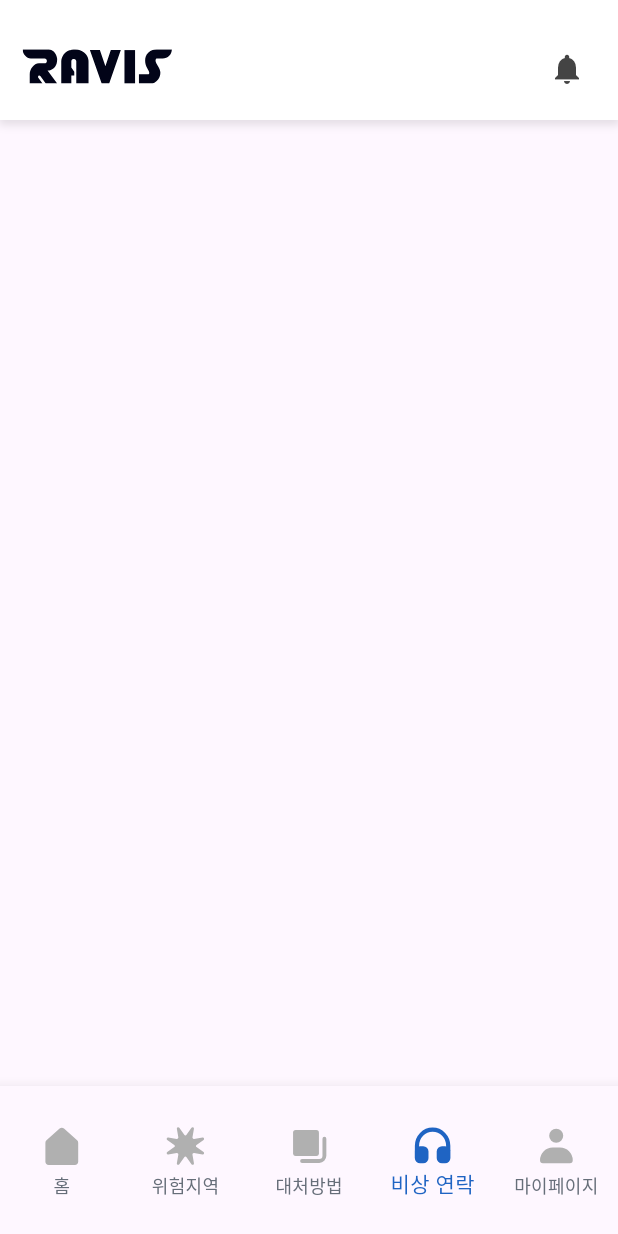
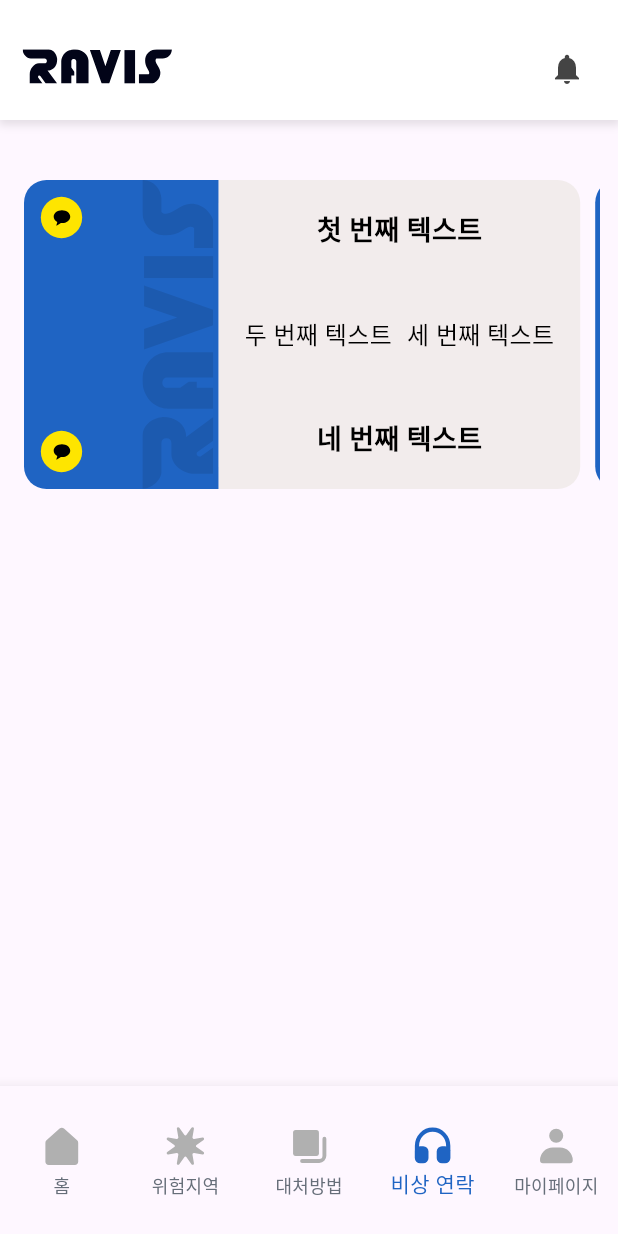
Before and after one commit to mxcoogi/Ravis, a Flutter app: the MainScreen screen opened directly, item 4 of the bottom bar chosen, on a phone screen of 412 x 824 dp. Run offline on Flutter 3.47's test engine with Material 3 defaults, Android fonts, the phone set to English and light mode, and no system bars; our stand-ins replace flutter_svg, google_maps_flutter.

```diff
--- a/lib/screen/screen_main.dart
+++ b/lib/screen/screen_main.dart
@@ -6,7 +6,7 @@ import 'package:ravis/screen/screen_contact.dart'; // ContactScreen
 import 'package:ravis/screen/screen_myinfo.dart'; // MyInfoScreen
 import 'package:ravis/widget/wiget_bottombar.dart'; // CustomBottomNavBar
 import 'package:ravis/widget/widget_appbar.dart';
-
+import 'package:ravis/widget/example.dart';
 
 class MainScreen extends StatefulWidget {
   @override
@@ -21,7 +21,7 @@ class _MainScreenState extends State<MainScreen> {
     HomeScreen(), // 홈 화면
     DangerScreen(), // 위험지역 화면
     CopingScreen(), // 대처 방법 화면
-    ContactScreen(), // 비상 연락 화면
+    HomeScreen2(), // 비상 연락 화면
     MyInfoScreen(), // 마이페이지 화면
   ];
 
--- /dev/null
+++ b/lib/widget/example.dart
@@ -0,0 +1,258 @@
+import 'package:flutter/material.dart';
+import 'package:flutter_svg/flutter_svg.dart';
+
+class HomeScreen2 extends StatefulWidget {
+  @override
+  State<HomeScreen2> createState() => _HomeScreen2State();
+}
+
+class _HomeScreen2State extends State<HomeScreen2> {
+  @override
+  Widget build(BuildContext context) {
+    // 미디어 쿼리를 사용해 화면 크기 가져오기
+    double screenWidth = MediaQuery.of(context).size.width;
+    double screenHeight = MediaQuery.of(context).size.height;
+
+    return Scaffold(
+      body: Padding(
+        padding: EdgeInsets.only(top: 30.0, left: 16.0, right: 12.0), // 위쪽, 좌측, 우측에 패딩을 추가
+        child: SingleChildScrollView( // 전체 화면을 스크롤 가능하게 만듬
+          child: Column(
+            crossAxisAlignment: CrossAxisAlignment.center, // 위젯들이 화면 중앙에 정렬되도록 설정
+            children: [
+              // 첫 번째 TravelTicket 위젯
+              SingleChildScrollView(  // Row를 감싸는 가로 스크롤 뷰
+                scrollDirection: Axis.horizontal,  // 가로 스크롤을 활성화
+                child: Row(
+                  mainAxisAlignment: MainAxisAlignment.start,  // 위젯들이 왼쪽 정렬
+                  children: [
+                    // 첫 번째 Review 위젯
+                    Padding(
+                      padding: const EdgeInsets.only(right: 10.0), // 오른쪽에 간격을 추가
+                      child: TravelTicket(width: screenWidth * 0.9, height: screenHeight * 0.25),
+                    ),
+                    Padding(
+                      padding: const EdgeInsets.only(right: 10.0), // 오른쪽에 간격을 추가
+                      child: TravelTicket(width: screenWidth * 0.9, height: screenHeight * 0.25),
+                    )
+                  ],
+                ),
+              ),
+              // 추가적인 위젯들
+
+
+            ],
+          ),
+        ),
+      ),
+    );
+  }
+}
+
+
+class TravelTicket extends StatefulWidget {
+  final double width; // 너비
+  final double height; // 높이
+
+  const TravelTicket({
+    super.key,
+    required this.width,
+    required this.height,
+  });
+
+  @override
+  State<TravelTicket> createState() => _TravelTicketState();
+}
+
+class _TravelTicketState extends State<TravelTicket> {
+  double leftPosition = 0.0; // Initialize to 0.0 or another default value
+  double rightPosition = 0.0; // 오른쪽 영역의 위치
+  bool isVisible = true;
+
+
+  @override
+  void initState() {
+    super.initState();
+    // Initialize leftPosition in initState
+    leftPosition = widget.width * 0.65; // Now you can safely access widget.width
+    rightPosition = widget.width * 0.35;
+  }
+
+  // 슬라이드 토글 함수
+  void _toggleSlide() {
+    setState(() {
+      if (isVisible == false) {
+        // 왼쪽 영역을 오른쪽으로 슬라이드
+        leftPosition = widget.width * 0.65;
+        rightPosition = widget.width * 0.35;
+        isVisible = true;
+      } else {
+        // 왼쪽 영역을 원위치로
+        leftPosition = widget.width * 0.01;
+        rightPosition = widget.width * 0.99;
+        isVisible = false;
+      }
+    });
+  }
+
+  @override
+  Widget build(BuildContext context) {
+    return Container(
+      width: widget.width, // 화면 비율에 맞는 너비
+      height: widget.height, // 화면 비율에 맞는 높이
+      margin: EdgeInsets.only(top: 10.0), // 마진을 사용하여 아래로 밀기
+      child: Stack(
+        children: [
+          // 왼쪽 부분 3분의 1 영역 (Blue background)
+          AnimatedPositioned(
+            left: 0,
+            top: 0,
+            bottom: 0,
+            right: leftPosition, // 왼쪽 영역이 슬라이드할 때 오른쪽 끝 위치
+            duration: Duration(milliseconds: 500), // 슬라이드 애니메이션 속도 설정
+            curve: Curves.easeInOut,
+            child: Container(
+              width: widget.width * 0.35, // 왼쪽 영역 너비
+              decoration: BoxDecoration(
+                color: Color(0xFF1F64C3), // 배경 색상
+                borderRadius: BorderRadius.only(
+                  topLeft: Radius.circular(15), // 왼쪽 위 모서리 둥글게
+                  bottomLeft: Radius.circular(15), // 왼쪽 아래 모서리 둥글게
+                ),
+              ),
+              child: Stack(
+                children: [
+                  // 디데이 아이콘
+                  Align(
+                    alignment: Alignment.topLeft, // 왼쪽 상단에 위치
+                    child: Padding(
+                      padding: EdgeInsets.all(10.0),
+                      child: GestureDetector(
+                        onTap: _toggleSlide, // 큐알 아이콘을 클릭 시 슬라이드 트리거
+                        child: SvgPicture.asset(
+                          'assets/kakaoIcon.svg', // 아이콘 경로
+                          width: 30.0, // 아이콘의 너비
+                          height: 30.0, // 아이콘의 높이
+                        ),
+                      ),
+                    ),
+                  ),
+                  // 큐알 아이콘
+                  Align(
+                    alignment: Alignment.bottomLeft, // 왼쪽 하단에 위치
+                    child: Padding(
+                      padding: EdgeInsets.all(10.0),
+                      child: GestureDetector(
+                        onTap: _toggleSlide, // 큐알 아이콘을 클릭 시 슬라이드 트리거
+                        child: SvgPicture.asset(
+                          'assets/kakaoIcon.svg', // 큐알 아이콘 경로
+                          width: 30.0, // 아이콘의 너비
+                          height: 30.0, // 아이콘의 높이
+                        ),
+                      ),
+                    ),
+                  ),
+                  // 오른쪽 끝에 아이콘
+                  Align(
+                    alignment: Alignment.centerRight, // 오른쪽 끝에 정렬
+                    child: Padding(
+                      padding: EdgeInsets.only(right: 2.0),
+                      child: SvgPicture.asset(
+                        'assets/ticket_logo.svg', // 아이콘 경로
+                        width: 50.0, // 아이콘의 너비
+                        height: 220.0, // 아이콘의 높이
+                        color: Colors.black, // 아이콘 색상
+                      ),
+                    ),
+                  ),
+                ],
+              ),
+            ),
+          ),
+
+          // 오른쪽 부분 3분의 2 영역 (Grey background)
+          AnimatedPositioned(
+            right: 0,
+            top: 0,
+            bottom: 0,
+            left: rightPosition,  // 왼쪽 영역이 35% 차지하고, 나머지 65%가 오른쪽 영역
+            duration: Duration(milliseconds: 500), // 오른쪽 영역 애니메이션 속도
+            curve: Curves.easeInOut,
+            child: Visibility(
+              visible: isVisible, // 오른쪽 영역의 visibility를 토글하여 보이게 하거나 숨기기
+              child: Container(
+                width: widget.width * 0.65, // 오른쪽 영역 65% 크기
+                decoration: BoxDecoration(
+                  color: Color.fromARGB(255, 242, 236, 236), // 배경 색상
+                  borderRadius: BorderRadius.only(
+                    topRight: Radius.circular(15), // 오른쪽 위 모서리 둥글게
+                    bottomRight: Radius.circular(15), // 오른쪽 아래 모서리 둥글게
+                  ),
+                ),
+                child: Column(
+                  mainAxisAlignment: MainAxisAlignment.spaceBetween, // 상단, 중간, 하단 균등 배치
+                  children: [
+                    // 맨 위 텍스트 (상단)
+                    Padding(
+                      padding: const EdgeInsets.only(top: 20.0),
+                      child: Align(
+                        alignment: Alignment.topCenter,
+                        child: Text(
+                          "첫 번째 텍스트", // 텍스트 내용
+                          style: TextStyle(
+                            color: Colors.black,
+                            fontSize: 18.0,
+                            fontWeight: FontWeight.bold,
+                          ),
+                        ),
+                      ),
+                    ),
+                    // 두 번째 텍스트와 세 번째 텍스트 (가로 중앙 정렬)
+                    Flexible(
+                      flex: 1,
+                      child: Row(
+                        mainAxisAlignment: MainAxisAlignment.center,
+                        children: [
+                          Text(
+                            "두 번째 텍스트", // 두 번째 텍스트
+                            style: TextStyle(
+                              color: Colors.black,
+                              fontSize: 16.0,
+                            ),
+                          ),
+                          SizedBox(width: 10.0), // 텍스트 간 간격
+                          Text(
+                            "세 번째 텍스트", // 세 번째 텍스트
+                            style: TextStyle(
+                              color: Colors.black,
+                              fontSize: 16.0,
+                            ),
+                          ),
+                        ],
+                      ),
+                    ),
+                    // 네 번째 텍스트 (하단)
+                    Padding(
+                      padding: const EdgeInsets.only(bottom: 20.0),
+                      child: Align(
+                        alignment: Alignment.bottomCenter,
+                        child: Text(
+                          "네 번째 텍스트", // 네 번째 텍스트
+                          style: TextStyle(
+                            color: Colors.black,
+                            fontSize: 18.0,
+                            fontWeight: FontWeight.bold,
+                          ),
+                        ),
+                      ),
+                    ),
+                  ],
+                ),
+              ),
+            ),
+          ),
+        ],
+      ),
+    );
+  }
+}
```
